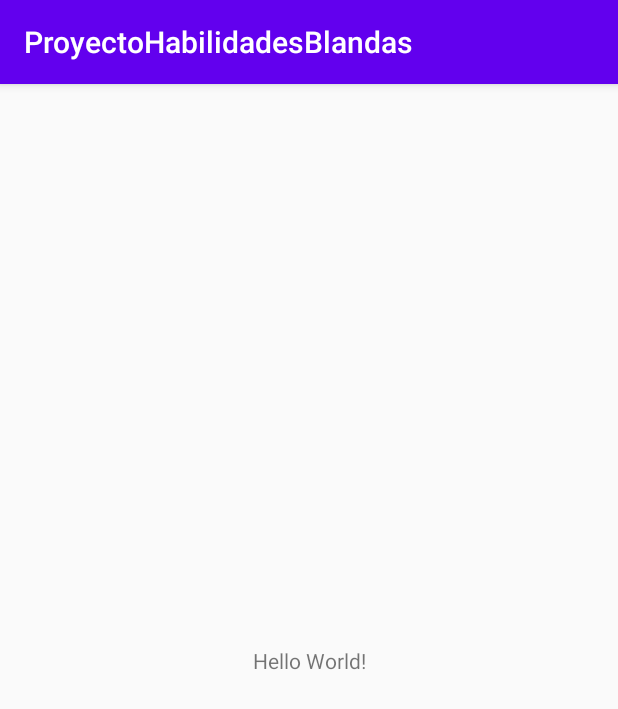
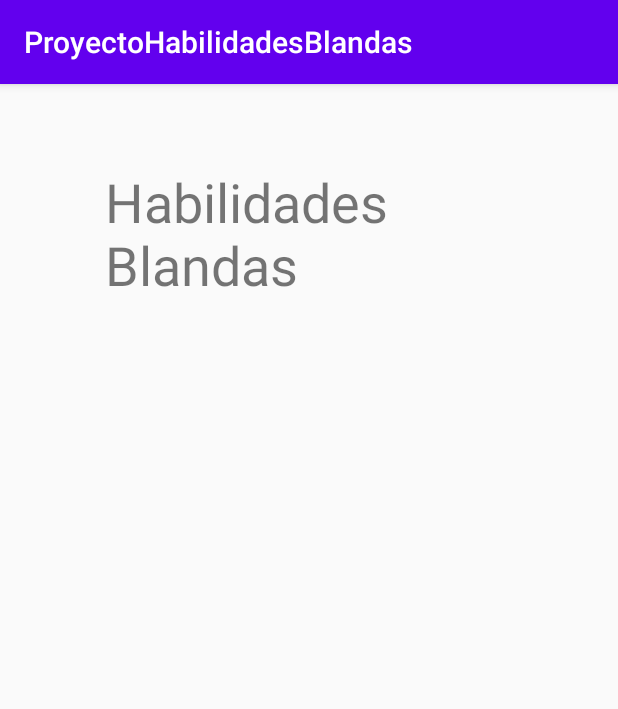
Before and after one commit to CristhianNina/ProyectoHabilidadesBlandas, an Android app: the screen it shows after launch (MainActivity), on a phone screen of 412 x 824 dp. Shown: the top 709 px of the screen. Run offline under Robolectric (Android 15) with nearby library versions, the phone set to English and light mode, and no system bars.

Commit message:
Iniciando el proyecto de habilidades blandas

```diff
--- a/app/src/main/res/layout/activity_main.xml
+++ b/app/src/main/res/layout/activity_main.xml
@@ -7,12 +7,15 @@
     tools:context=".MainActivity">
 
     <TextView
-        android:layout_width="wrap_content"
-        android:layout_height="wrap_content"
-        android:text="Hello World!"
-        app:layout_constraintBottom_toBottomOf="parent"
-        app:layout_constraintLeft_toLeftOf="parent"
-        app:layout_constraintRight_toRightOf="parent"
+        android:id="@+id/textView"
+        android:layout_width="286dp"
+        android:layout_height="106dp"
+        android:layout_marginStart="70dp"
+        android:layout_marginLeft="70dp"
+        android:layout_marginTop="54dp"
+        android:text="Habilidades Blandas"
+        android:textSize="36sp"
+        app:layout_constraintStart_toStartOf="parent"
         app:layout_constraintTop_toTopOf="parent" />
 
 </androidx.constraintlayout.widget.ConstraintLayout>
```
